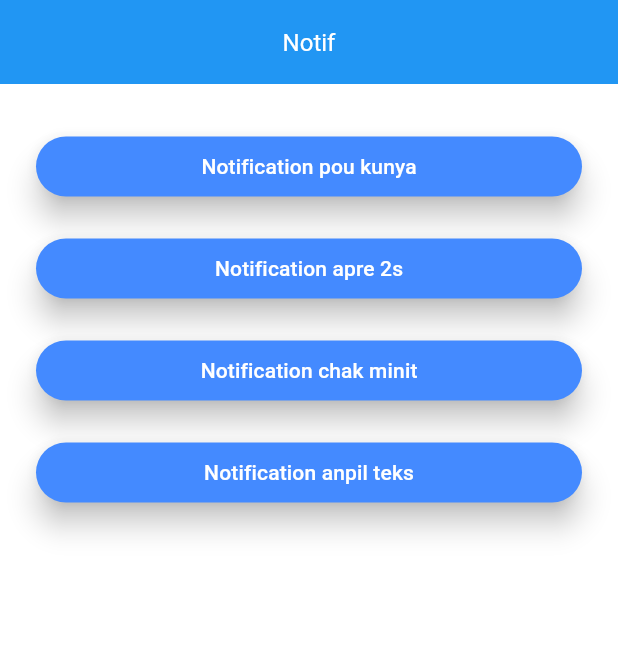
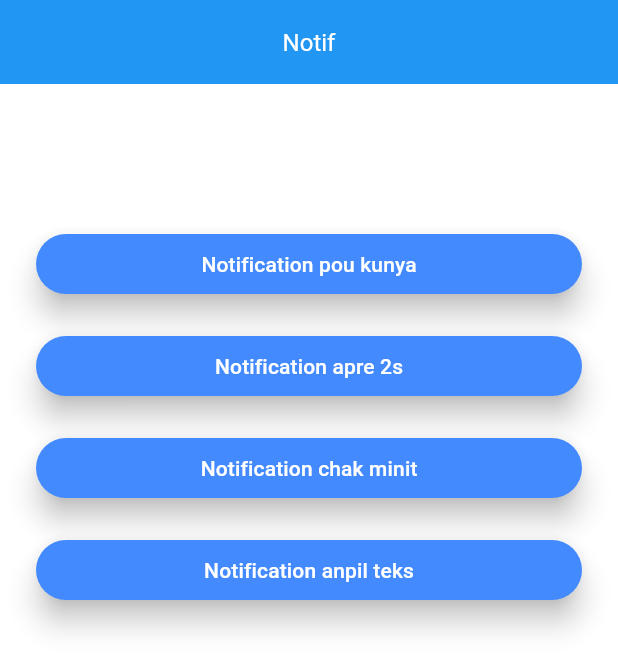
Before and after one commit to samuelharrigan2002-sudo/devoir-, a Flutter app: the screen it shows after launch, on a phone screen of 412 x 824 dp. Shown: the top 671 px of the screen. Run offline on Flutter 3.47's test engine with Material 3 defaults, Android fonts, the phone set to English and light mode, and no system bars; our stand-ins replace flutter_local_notifications, permission_handler.

Commit message:
Update main.dart

```diff
--- a/lib/main.dart
+++ b/lib/main.dart
@@ -72,7 +72,7 @@ class Page extends StatelessWidget {
         child: Column(
           crossAxisAlignment: CrossAxisAlignment.stretch,
           children: [
-            const SizedBox(height: 15),
+            const SizedBox(height: 80),
             ElevatedButton(
               style: ElevatedButton.styleFrom(
               backgroundColor: Colors.blueAccent,
```
